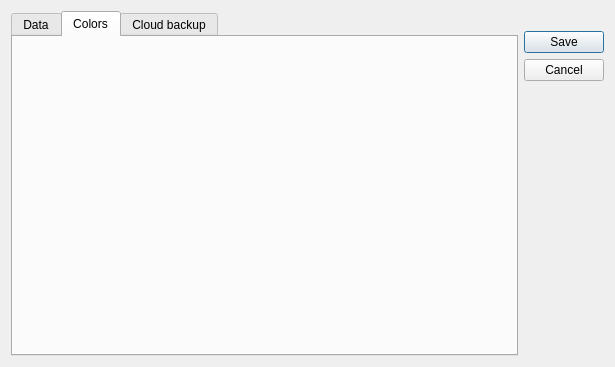
Above: ui/settings.ui from vangeytedvg/Diary before the change. Below: the same form after it.
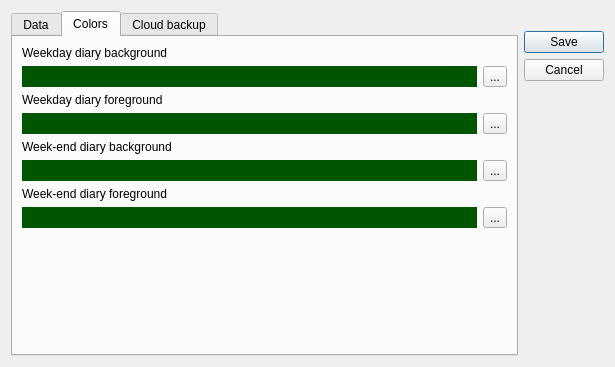
That is the form after the change. The open tabs and pages were chosen to show the change. Icons and pictures are not drawn.

Commit message: Settings form colors settings

```diff
--- a/ui/settings.ui
+++ b/ui/settings.ui
@@ -70,6 +70,121 @@
       <attribute name="title">
        <string>Colors</string>
       </attribute>
+      <layout class="QHBoxLayout" name="horizontalLayout_2">
+       <item>
+        <layout class="QGridLayout" name="gridLayout">
+         <item row="3" column="1">
+          <widget class="QToolButton" name="btn_color_weekday_foreground">
+           <property name="text">
+            <string>...</string>
+           </property>
+          </widget>
+         </item>
+         <item row="4" column="0">
+          <widget class="QLabel" name="label_4">
+           <property name="text">
+            <string>Week-end diary background</string>
+           </property>
+          </widget>
+         </item>
+         <item row="5" column="1">
+          <widget class="QToolButton" name="btn_color_weekend_background">
+           <property name="text">
+            <string>...</string>
+           </property>
+          </widget>
+         </item>
+         <item row="0" column="0" colspan="2">
+          <widget class="QLabel" name="label_2">
+           <property name="text">
+            <string>Weekday diary background</string>
+           </property>
+          </widget>
+         </item>
+         <item row="6" column="0">
+          <widget class="QLabel" name="label_6">
+           <property name="text">
+            <string>Week-end diary foreground</string>
+           </property>
+          </widget>
+         </item>
+         <item row="1" column="0">
+          <widget class="QLabel" name="lbl_color_weekday_background">
+           <property name="styleSheet">
+            <string notr="true">background-color: rgb(0, 85, 0);</string>
+           </property>
+           <property name="text">
+            <string/>
+           </property>
+          </widget>
+         </item>
+         <item row="1" column="1">
+          <widget class="QToolButton" name="btn_color_weekday_background">
+           <property name="text">
+            <string>...</string>
+           </property>
+          </widget>
+         </item>
+         <item row="8" column="0">
+          <spacer name="verticalSpacer_3">
+           <property name="orientation">
+            <enum>Qt::Vertical</enum>
+           </property>
+           <property name="sizeHint" stdset="0">
+            <size>
+             <width>20</width>
+             <height>40</height>
+            </size>
+           </property>
+          </spacer>
+         </item>
+         <item row="3" column="0">
+          <widget class="QLabel" name="lbl_color_weekday_foreground">
+           <property name="styleSheet">
+            <string notr="true">background-color: rgb(0, 85, 0);</string>
+           </property>
+           <property name="text">
+            <string/>
+           </property>
+          </widget>
+         </item>
+         <item row="2" column="0">
+          <widget class="QLabel" name="label_3">
+           <property name="text">
+            <string>Weekday diary foreground</string>
+           </property>
+          </widget>
+         </item>
+         <item row="5" column="0">
+          <widget class="QLabel" name="btn_color_weekend_background_2">
+           <property name="styleSheet">
+            <string notr="true">background-color: rgb(0, 85, 0);</string>
+           </property>
+           <property name="text">
+            <string/>
+           </property>
+          </widget>
+         </item>
+         <item row="7" column="0">
+          <widget class="QLabel" name="btn_color_weekend_foreground_2">
+           <property name="styleSheet">
+            <string notr="true">background-color: rgb(0, 85, 0);</string>
+           </property>
+           <property name="text">
+            <string/>
+           </property>
+          </widget>
+         </item>
+         <item row="7" column="1">
+          <widget class="QToolButton" name="btn_color_weekend_foreground">
+           <property name="text">
+            <string>...</string>
+           </property>
+          </widget>
+         </item>
+        </layout>
+       </item>
+      </layout>
      </widget>
      <widget class="QWidget" name="tab_3">
       <attribute name="title">
```
Left out of the diff: 2 changed lines with no effect on the pictures. The commit also changes 5 other files.
